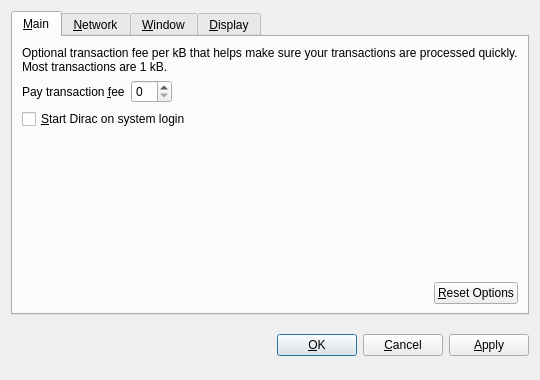
The window that src/qt/forms/optionsdialog.ui (bryceweiner/Dirac) describes before a commit, drawn with Qt 5.
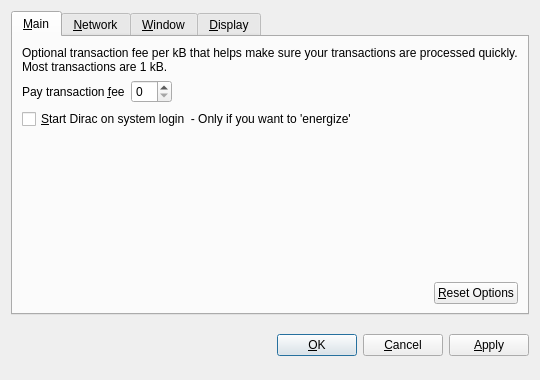
The same window after the commit. Custom widgets are drawn as their Qt base class.

Diff of the .ui file:
```diff
--- a/src/qt/forms/optionsdialog.ui
+++ b/src/qt/forms/optionsdialog.ui
@@ -82,7 +82,7 @@
           <string>Automatically start Dirac after logging in to the system.</string>
          </property>
          <property name="text">
-          <string>&amp;Start Dirac on system login</string>
+          <string>&amp;Start Dirac on system login  - Only if you want to 'energize' </string>
          </property>
         </widget>
        </item>
```
